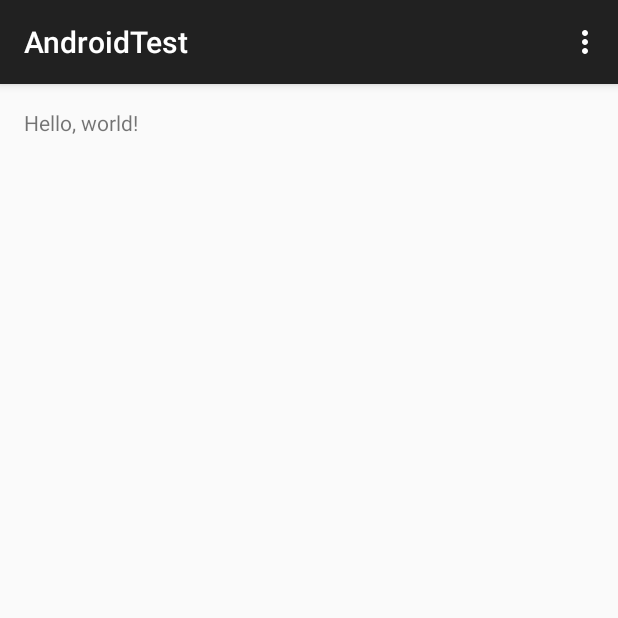
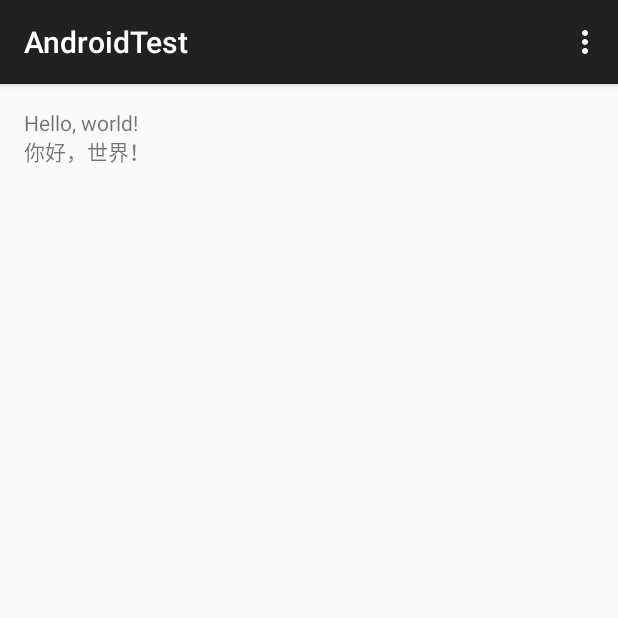
Before and after one commit to pwalan/AndroidTest, an Android app: the screen it shows after launch (MainActivity), on a phone screen of 412 x 824 dp, the top half of it. Run offline under Robolectric (Android 15) with nearby library versions, the phone set to English and light mode, and no system bars.

Commit message:
some change

```diff
--- a/app/src/main/res/values/strings.xml
+++ b/app/src/main/res/values/strings.xml
@@ -1,6 +1,6 @@
 <resources>
     <string name="app_name">AndroidTest</string>
 
-    <string name="hello_world">Hello, world!</string>
+    <string name="hello_world">Hello, world!"\n"你好，世界！</string>
     <string name="action_settings">Settings</string>
 </resources>
```
